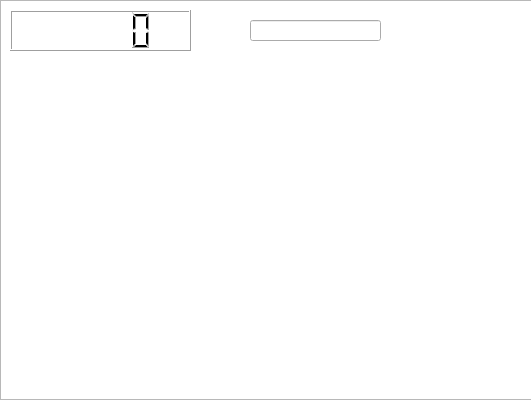
Qt form gameo.ui (MarianAlpha/juego) before a commit; both pictures show x 0 to 531 and y 0 to 400 of the 1000 by 400 pixel window.
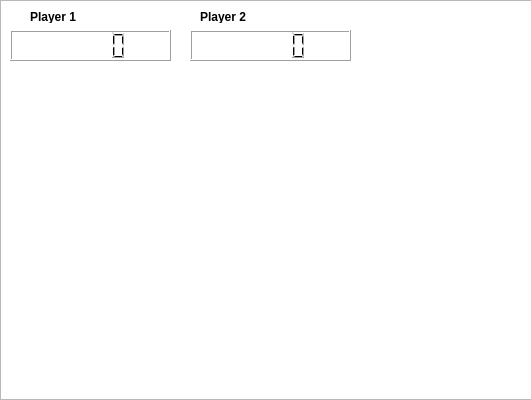
The same form after that commit.

```diff
--- a/gameo.ui
+++ b/gameo.ui
@@ -27,21 +27,59 @@
    <property name="geometry">
     <rect>
      <x>10</x>
+     <y>30</y>
+     <width>161</width>
+     <height>31</height>
+    </rect>
+   </property>
+  </widget>
+  <widget class="QLCDNumber" name="pun2">
+   <property name="geometry">
+    <rect>
+     <x>190</x>
+     <y>30</y>
+     <width>161</width>
+     <height>31</height>
+    </rect>
+   </property>
+  </widget>
+  <widget class="QLabel" name="label">
+   <property name="geometry">
+    <rect>
+     <x>30</x>
      <y>10</y>
-     <width>181</width>
-     <height>41</height>
+     <width>47</width>
+     <height>13</height>
     </rect>
    </property>
+   <property name="font">
+    <font>
+     <weight>75</weight>
+     <bold>true</bold>
+    </font>
+   </property>
+   <property name="text">
+    <string>Player 1</string>
+   </property>
   </widget>
-  <widget class="QLineEdit" name="x">
+  <widget class="QLabel" name="label_2">
    <property name="geometry">
     <rect>
-     <x>250</x>
-     <y>20</y>
-     <width>131</width>
-     <height>21</height>
+     <x>200</x>
+     <y>10</y>
+     <width>47</width>
+     <height>13</height>
     </rect>
    </property>
+   <property name="font">
+    <font>
+     <weight>75</weight>
+     <bold>true</bold>
+    </font>
+   </property>
+   <property name="text">
+    <string>Player 2</string>
+   </property>
   </widget>
  </widget>
  <resources/>
```
Left out of the diff: 2 changed lines with no effect on the pictures.
